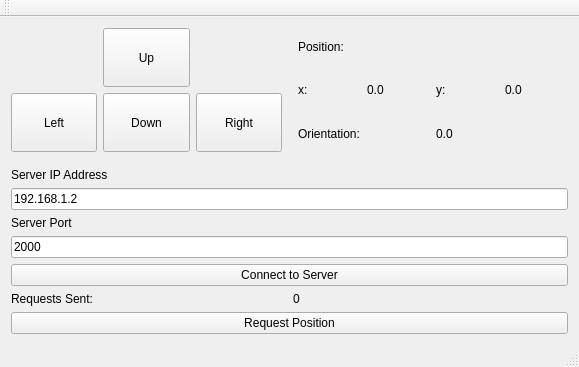
Qt form QtClients/MovementDebugger/mainwindow.ui (madhavpatel6/EmbeddedSystemDesign_Team02) before a commit.
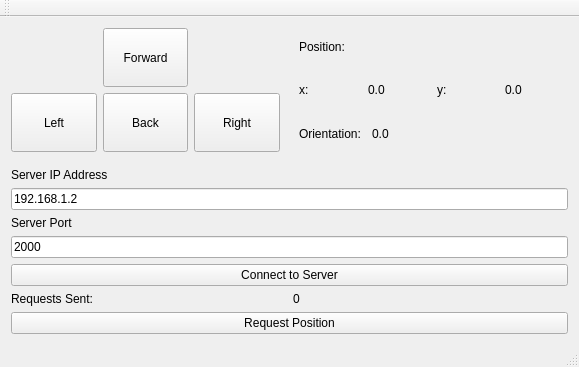
The same form after that commit.

Commit message: Added functionality to direction push buttons

What changed in the file:
```diff
--- a/QtClients/MovementDebugger/mainwindow.ui
+++ b/QtClients/MovementDebugger/mainwindow.ui
@@ -53,8 +53,14 @@
             <verstretch>0</verstretch>
            </sizepolicy>
           </property>
+          <property name="autoFillBackground">
+           <bool>false</bool>
+          </property>
           <property name="text">
-           <string>Up</string>
+           <string>Forward</string>
+          </property>
+          <property name="flat">
+           <bool>false</bool>
           </property>
          </widget>
         </item>
@@ -67,7 +73,7 @@
            </sizepolicy>
           </property>
           <property name="text">
-           <string>Down</string>
+           <string>Back</string>
           </property>
          </widget>
         </item>
@@ -83,7 +89,7 @@
         </property>
         <property name="sizeHint" stdset="0">
          <size>
-          <width>10</width>
+          <width>13</width>
           <height>20</height>
          </size>
         </property>
@@ -146,6 +152,22 @@
             </property>
            </widget>
           </item>
+          <item>
+           <spacer name="horizontalSpacer_2">
+            <property name="orientation">
+             <enum>Qt::Horizontal</enum>
+            </property>
+            <property name="sizeType">
+             <enum>QSizePolicy::Fixed</enum>
+            </property>
+            <property name="sizeHint" stdset="0">
+             <size>
+              <width>129</width>
+              <height>20</height>
+             </size>
+            </property>
+           </spacer>
+          </item>
          </layout>
         </item>
        </layout>
```
Left out of the diff: 4 changed lines with no effect on the pictures. The commit also changes 4 other files.
